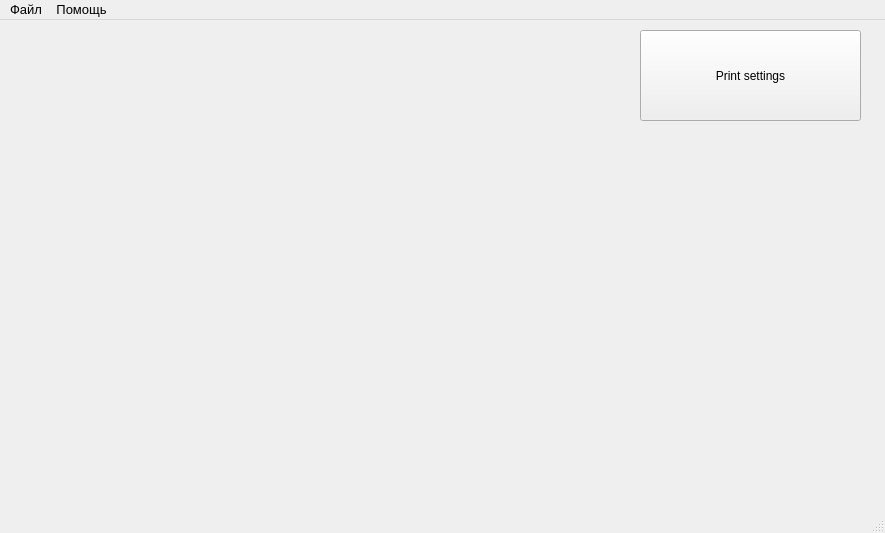
Qt form main_ui.ui (Vanillllla/tg_mine_server_bot) before a commit.
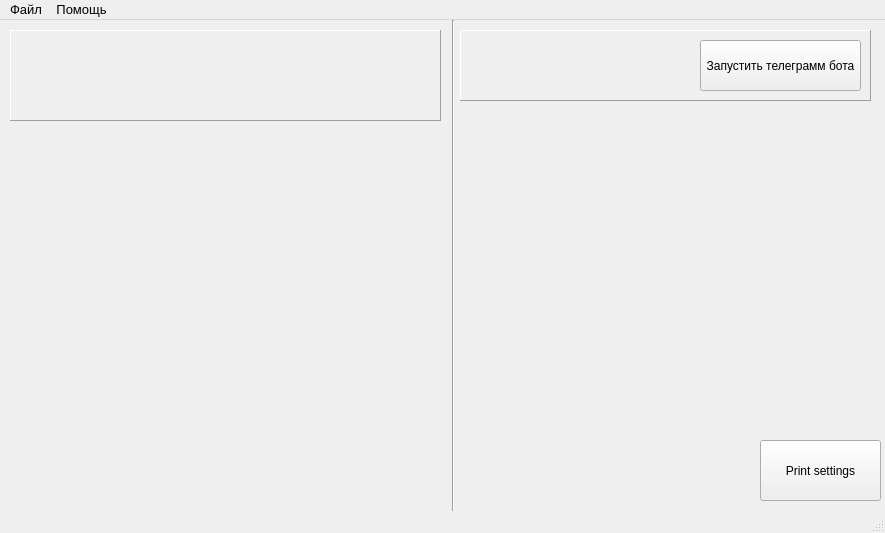
The same form after that commit.

What changed in the file:
```diff
--- a/main_ui.ui
+++ b/main_ui.ui
@@ -20,16 +20,74 @@
    <widget class="QPushButton" name="printsettingsbutton">
     <property name="geometry">
      <rect>
-      <x>640</x>
-      <y>10</y>
-      <width>221</width>
-      <height>91</height>
+      <x>760</x>
+      <y>420</y>
+      <width>121</width>
+      <height>61</height>
      </rect>
     </property>
     <property name="text">
      <string>Print settings</string>
     </property>
    </widget>
+   <widget class="Line" name="line">
+    <property name="geometry">
+     <rect>
+      <x>443</x>
+      <y>0</y>
+      <width>20</width>
+      <height>491</height>
+     </rect>
+    </property>
+    <property name="orientation">
+     <enum>Qt::Vertical</enum>
+    </property>
+   </widget>
+   <widget class="QFrame" name="frame">
+    <property name="geometry">
+     <rect>
+      <x>10</x>
+      <y>10</y>
+      <width>431</width>
+      <height>91</height>
+     </rect>
+    </property>
+    <property name="frameShape">
+     <enum>QFrame::Panel</enum>
+    </property>
+    <property name="frameShadow">
+     <enum>QFrame::Raised</enum>
+    </property>
+   </widget>
+   <widget class="QFrame" name="frame_2">
+    <property name="geometry">
+     <rect>
+      <x>460</x>
+      <y>10</y>
+      <width>411</width>
+      <height>71</height>
+     </rect>
+    </property>
+    <property name="frameShape">
+     <enum>QFrame::Panel</enum>
+    </property>
+    <property name="frameShadow">
+     <enum>QFrame::Raised</enum>
+    </property>
+    <widget class="QPushButton" name="pushButton">
+     <property name="geometry">
+      <rect>
+       <x>240</x>
+       <y>10</y>
+       <width>161</width>
+       <height>51</height>
+      </rect>
+     </property>
+     <property name="text">
+      <string>Запустить телеграмм бота</string>
+     </property>
+    </widget>
+   </widget>
   </widget>
   <widget class="QStatusBar" name="statusbar"/>
   <widget class="QMenuBar" name="menuBar">
```
